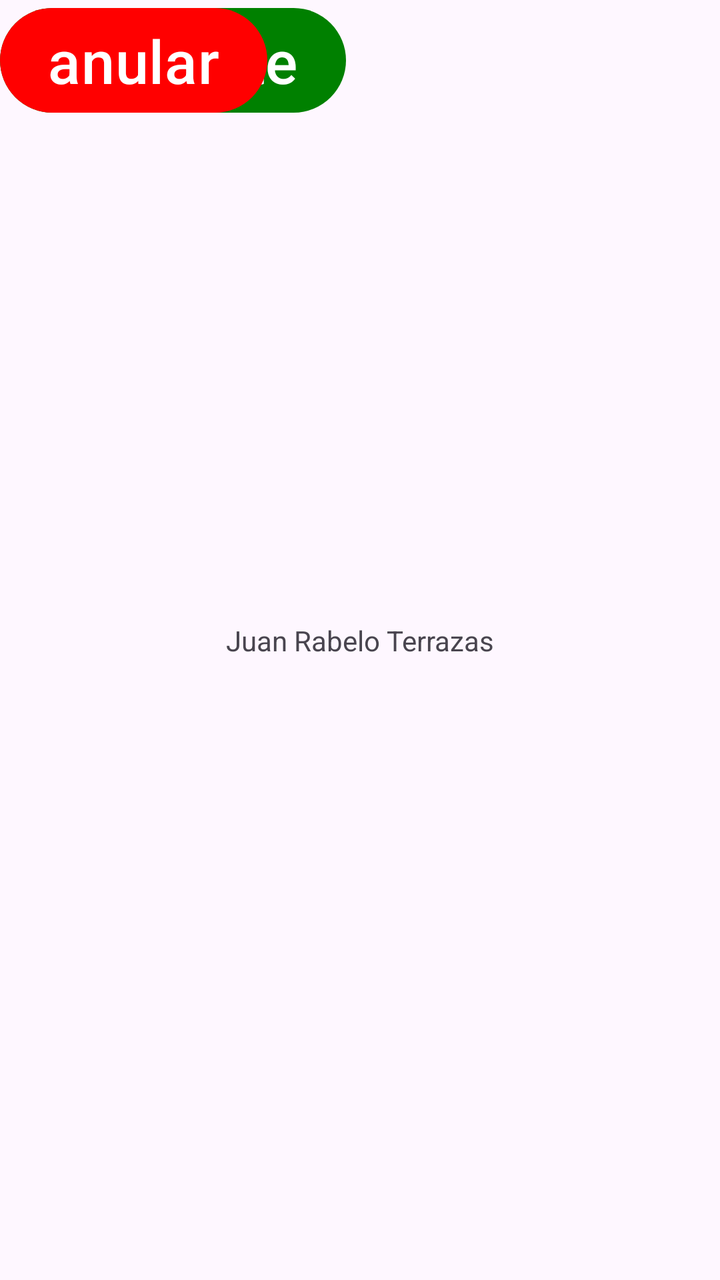
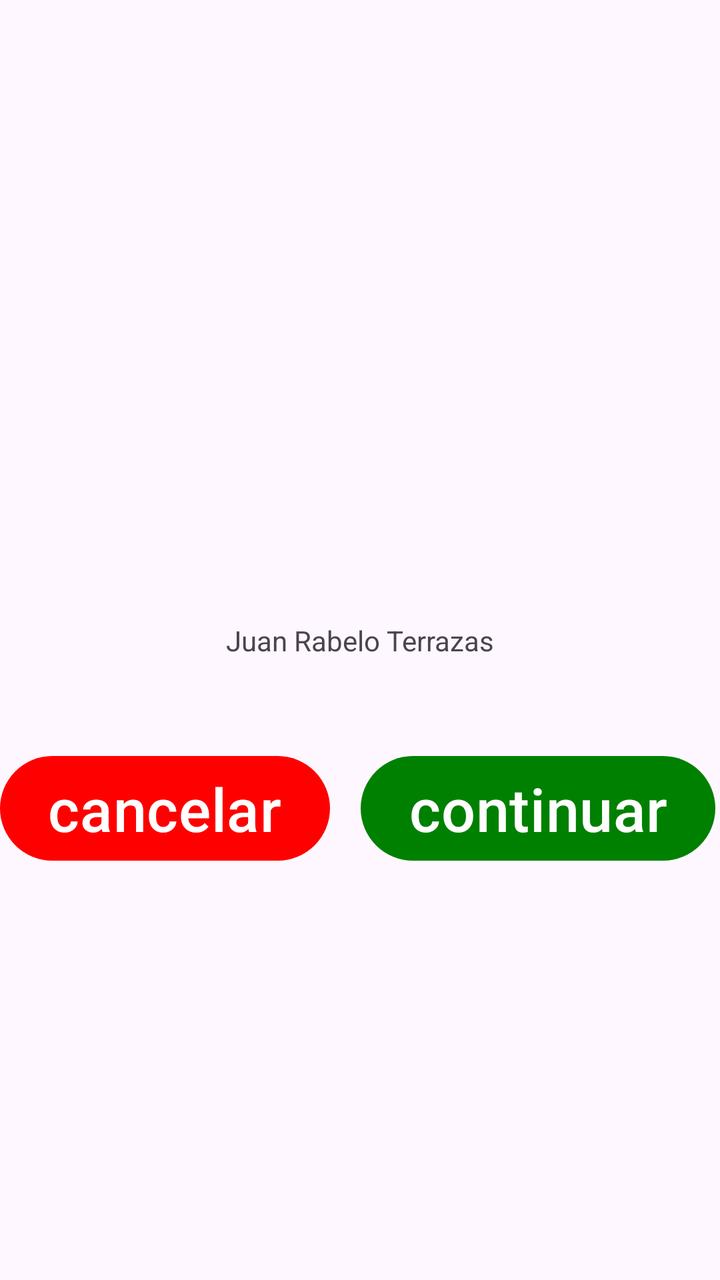

Two renders of the same Android screen: before a commit and after it. Below are the layout's source before the change and the commit's diff.
<!-- AndroidManifest.xml: application theme Theme.Recursos1 -->
<!-- res/layout/activity_main.xml -->
<?xml version="1.0" encoding="utf-8"?>
<androidx.constraintlayout.widget.ConstraintLayout xmlns:android="http://schemas.android.com/apk/res/android"
    xmlns:app="http://schemas.android.com/apk/res-auto"
    xmlns:tools="http://schemas.android.com/tools"
    android:id="@+id/main"
    android:layout_width="match_parent"
    android:layout_height="match_parent"
    tools:context=".MainActivity">

    <TextView
        android:layout_width="wrap_content"
        android:layout_height="wrap_content"
        android:text="@string/nombre1"
        app:layout_constraintBottom_toBottomOf="parent"
        app:layout_constraintEnd_toEndOf="parent"
        app:layout_constraintStart_toStartOf="parent"
        app:layout_constraintTop_toTopOf="parent" />

    <Button
        android:id="@+id/button"
        android:layout_width="wrap_content"
        android:layout_height="wrap_content"
        android:text="@string/btnSiguiente1"
        tools:layout_editor_absoluteX="256dp"
        tools:layout_editor_absoluteY="418dp"
        app:backgroundTint="@color/green"
        style="@style/estiloBotones"
        />

    <Button
        android:id="@+id/button2"
        android:layout_width="wrap_content"
        android:layout_height="wrap_content"
        android:text="@string/btnAnular1"
        tools:layout_editor_absoluteX="83dp"
        tools:layout_editor_absoluteY="418dp"
        app:backgroundTint="@color/red"
        style="@style/estiloBotones"
        />

</androidx.constraintlayout.widget.ConstraintLayout>
<!-- resources referenced by this layout -->
<resources>
  <color name="green">#008000</color>
  <color name="red">#FF0000</color>
  <string name="btnAnular1">anular</string>
  <string name="btnSiguiente1">siguiente</string>
  <string name="nombre1">Juan Rabelo Terrazas</string>
  <style name="estiloBotones">
          <item name="android:layout_width"> 25dp</item>
          <item name="android:layout_height"> 25dp</item>
          <item name="android:textSize"> 30sp</item>
      </style>
  <style name="Theme.Recursos1" parent="Base.Theme.Recursos1" />
  <style name="Base.Theme.Recursos1" parent="Theme.Material3.DayNight.NoActionBar">
          
          
      </style>
</resources>

<!-- the commit's change to res/layout/activity_main.xml (unified diff, before → after) -->
@@ -8,6 +8,7 @@
     tools:context=".MainActivity">
 
     <TextView
+        android:id="@+id/textView"
         android:layout_width="wrap_content"
         android:layout_height="wrap_content"
         android:text="@string/nombre1"
@@ -18,24 +19,30 @@
 
     <Button
         android:id="@+id/button"
+        style="@style/estiloBotones"
         android:layout_width="wrap_content"
         android:layout_height="wrap_content"
         android:text="@string/btnSiguiente1"
-        tools:layout_editor_absoluteX="256dp"
-        tools:layout_editor_absoluteY="418dp"
         app:backgroundTint="@color/green"
-        style="@style/estiloBotones"
-        />
+        app:layout_constraintBottom_toBottomOf="parent"
+        app:layout_constraintEnd_toEndOf="parent"
+        app:layout_constraintHorizontal_bias="0.987"
+        app:layout_constraintStart_toStartOf="parent"
+        app:layout_constraintTop_toTopOf="parent"
+        app:layout_constraintVertical_bias="0.645" />
 
     <Button
         android:id="@+id/button2"
+        style="@style/estiloBotones"
         android:layout_width="wrap_content"
         android:layout_height="wrap_content"
         android:text="@string/btnAnular1"
-        tools:layout_editor_absoluteX="83dp"
-        tools:layout_editor_absoluteY="418dp"
         app:backgroundTint="@color/red"
-        style="@style/estiloBotones"
-        />
+        app:layout_constraintBottom_toBottomOf="parent"
+        app:layout_constraintEnd_toEndOf="parent"
+        app:layout_constraintHorizontal_bias="0.0"
+        app:layout_constraintStart_toStartOf="parent"
+        app:layout_constraintTop_toTopOf="parent"
+        app:layout_constraintVertical_bias="0.645" />
 
 </androidx.constraintlayout.widget.ConstraintLayout>
<!-- resource entries referenced after the edit -->
@@ -2,9 +2,9 @@
 <resources>
   <color name="green">#008000</color>
   <color name="red">#FF0000</color>
-  <string name="btnAnular1">anular</string>
-  <string name="btnSiguiente1">siguiente</string>
-  <string name="nombre1">Juan Rabelo Terrazas</string>
+  <string name="btnAnular1">cancelar</string>
+  <string name="btnSiguiente1">continuar</string>
+  <string name="nombre1" translatable="false">Juan Rabelo Terrazas</string>
   <style name="estiloBotones">
           <item name="android:layout_width"> 25dp</item>
           <item name="android:layout_height"> 25dp</item>
